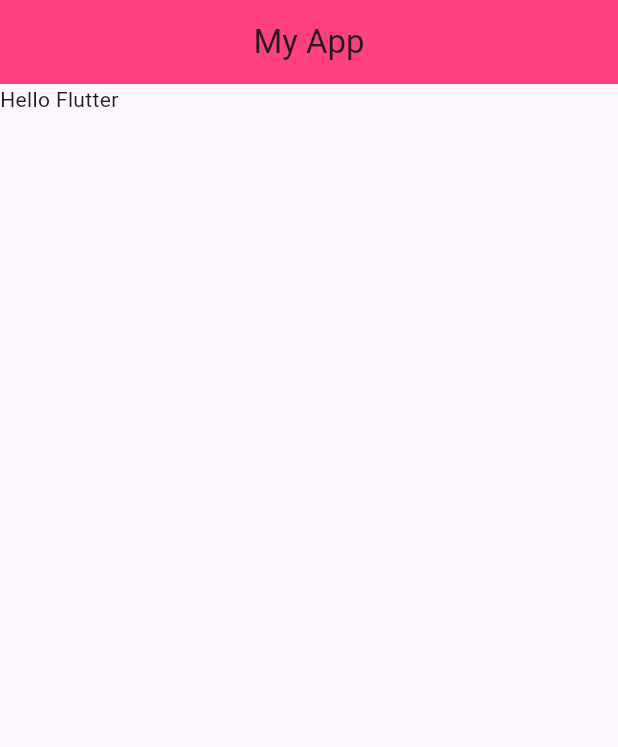
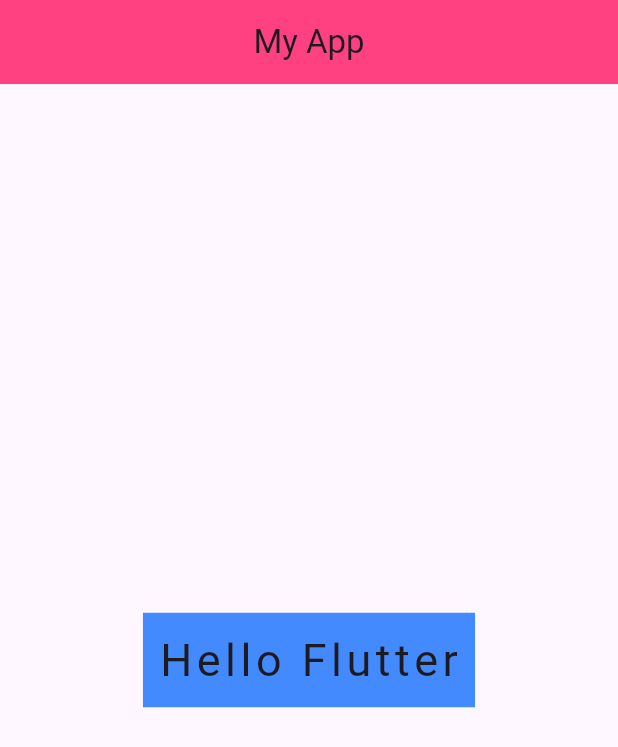
Before and after one commit to Supphakon99/learn_flutter_67_2, a Flutter app: the screen it shows after launch, on a phone screen of 412 x 824 dp. Shown: the top 747 px of the screen. Run offline on Flutter 3.47's test engine with Material 3 defaults, Android fonts, the phone set to English and light mode, and no system bars.

Commit message:
setup projectgit

```diff
--- a/lib/main.dart
+++ b/lib/main.dart
@@ -38,12 +38,37 @@ void main() {
 
 
 }
-// Step 2: stateless widget
+// // Step 2: stateless widget
+// class Home extends StatelessWidget {
+//   const Home({super.key});
+
+//   @override
+//   Widget build(BuildContext context) {
+//     return Text("Hello Flutter");
+//   }
+// }
+
+//Step 3: container widget
 class Home extends StatelessWidget {
   const Home({super.key});
 
   @override
   Widget build(BuildContext context) {
-    return Text("Hello Flutter");
+    //return Container(color: Colors.blueAccent, width: 300, height: 300);
+    //return Container(color: Colors.blueAccent, margin: EdgeInsets.all(10));
+    //return Container(color: Colors.blueAccent, width: 300, height: 300,);
+    //return Container(color: Colors.blueAccent, margin: EdgeInsets.all(10));
+
+    return Center(
+      child: Container(
+        color: Colors.blueAccent,
+        margin: EdgeInsets.symmetric(horizontal: 20, vertical: 30),
+        padding: EdgeInsets.all(10),
+        child: Text(
+          "Hello Flutter",
+          style: TextStyle(fontSize: 30, letterSpacing: 3),
+        ),
+      ),
+    );
   }
 }
```
